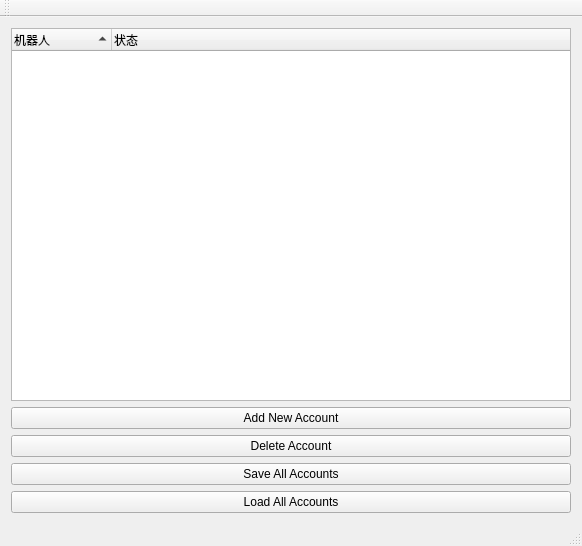
kingyy2013/autobot, file mainwindow.ui: the form before one commit.
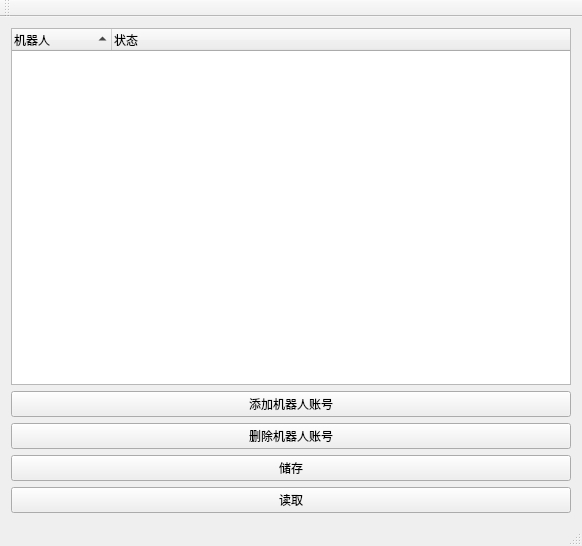
The form after the commit.

Commit message: Added ﬁle dialog.

```diff
--- a/mainwindow.ui
+++ b/mainwindow.ui
@@ -32,31 +32,31 @@
    <layout class="QGridLayout" name="gridLayout_2">
     <item row="1" column="0">
      <layout class="QGridLayout" name="gridLayout">
+      <item row="2" column="0">
+       <widget class="QPushButton" name="pushButton_saveall">
+        <property name="text">
+         <string>储存</string>
+        </property>
+       </widget>
+      </item>
       <item row="1" column="0">
        <widget class="QPushButton" name="pushButton_delete">
         <property name="text">
-         <string>Delete Account</string>
+         <string>删除机器人账号</string>
         </property>
        </widget>
       </item>
       <item row="0" column="0">
        <widget class="QPushButton" name="pushButton_add">
         <property name="text">
-         <string>Add New Account</string>
-        </property>
-       </widget>
-      </item>
-      <item row="2" column="0">
-       <widget class="QPushButton" name="pushButton_saveall">
-        <property name="text">
-         <string>Save All Accounts</string>
+         <string>添加机器人账号</string>
         </property>
        </widget>
       </item>
       <item row="4" column="0">
        <widget class="QPushButton" name="pushButton_loadall">
         <property name="text">
-         <string>Load All Accounts</string>
+         <string>读取</string>
         </property>
        </widget>
       </item>
```
The commit also changes 2 other files.
